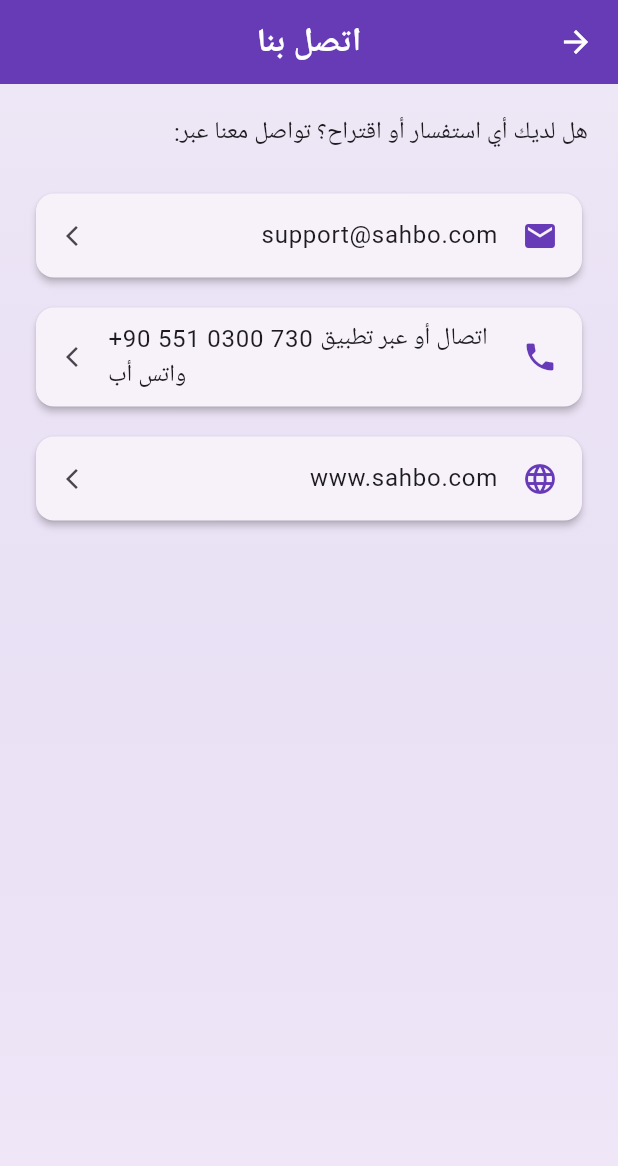
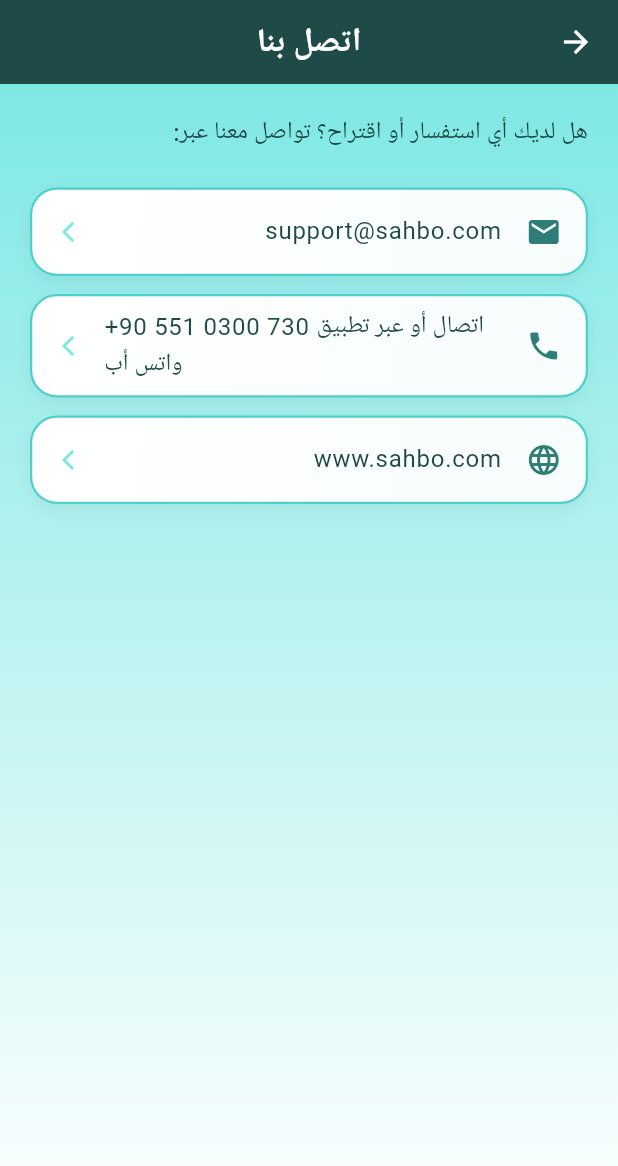
Before and after one commit to hashembadawi/forsa, a Flutter app: the ContactUsScreen screen opened directly, on a phone screen of 412 x 824 dp. Shown: the top 1166 px of the screen. Run offline on Flutter 3.47's test engine with Material 3 defaults, Android fonts, the phone set to English and light mode, and no system bars; our stand-ins replace flutter_image_compress, image_picker, shared_preferences; accounts and stored records are empty; network calls fail; Roboto replaces fonts that are missing (Arabic).

Commit message:
enhance FAQ and Contact Us screens with improved styling, consistent color scheme, and updated UI components

```diff
--- a/lib/screens/FAQ_screen.dart
+++ b/lib/screens/FAQ_screen.dart
@@ -14,9 +14,9 @@
             style: TextStyle(fontWeight: FontWeight.bold),
           ),
           centerTitle: true,
-          backgroundColor: Colors.deepPurple,
+          backgroundColor: const Color(0xFF1E4A47),
           foregroundColor: Colors.white,
-          elevation: 2,
+          elevation: 0,
           leading: IconButton(
             icon: const Icon(Icons.arrow_back),
             onPressed: () => Navigator.pop(context),
@@ -24,13 +24,13 @@
         ),
         body: Container(
           padding: const EdgeInsets.all(16),
-          decoration: BoxDecoration(
+          decoration: const BoxDecoration(
             gradient: LinearGradient(
               begin: Alignment.topCenter,
               end: Alignment.bottomCenter,
               colors: [
-                Colors.deepPurple.shade50,
-                Colors.deepPurple.shade100.withOpacity(0.3),
+                Color(0xFF7FE8E4),
+                Colors.white,
               ],
             ),
           ),
@@ -68,32 +68,60 @@
   }
 
   Widget _buildFAQItem({required String question, required String answer}) {
-    return Card(
-      elevation: 2,
+    return Container(
       margin: const EdgeInsets.only(bottom: 16),
-      shape: RoundedRectangleBorder(
-        borderRadius: BorderRadius.circular(12),
+      decoration: BoxDecoration(
+        borderRadius: BorderRadius.circular(18),
+        gradient: const LinearGradient(
+          begin: Alignment.topLeft,
+          end: Alignment.bottomRight,
+          colors: [
+            Colors.white,
+            Color(0xFFF8FDFD),
+          ],
+        ),
+        border: Border.all(
+          color: const Color(0xFF4DD0CC),
+          width: 1.5,
+        ),
+        boxShadow: [
+          BoxShadow(
+            color: Colors.black.withOpacity(0.05),
+            blurRadius: 8,
+            offset: const Offset(0, 4),
+          ),
+        ],
       ),
       child: ExpansionTile(
+        tilePadding: const EdgeInsets.symmetric(horizontal: 16, vertical: 8),
         title: Text(
           question,
           style: const TextStyle(
             fontWeight: FontWeight.bold,
-            color: Colors.deepPurple,
+            color: Color(0xFF1E4A47),
           ),
         ),
+        iconColor: const Color(0xFF2E7D78),
+        collapsedIconColor: const Color(0xFF2E7D78),
         children: [
-          Padding(
+          Container(
+            width: double.infinity,
+            margin: const EdgeInsets.symmetric(horizontal: 16),
             padding: const EdgeInsets.all(16),
+            decoration: BoxDecoration(
+              color: const Color(0xFF7FE8E4).withOpacity(0.1),
+              borderRadius: BorderRadius.circular(12),
+            ),
             child: Text(
               answer,
-              style: TextStyle(
+              style: const TextStyle(
                 fontSize: 14,
-                color: Colors.grey[700],
+                color: Color(0xFF1E4A47),
                 height: 1.6,
               ),
             ),
           ),
+          const SizedBox(height: 16),
         ],
       ),
     );
--- a/lib/screens/contact_us_screen.dart
+++ b/lib/screens/contact_us_screen.dart
@@ -42,9 +42,9 @@
             style: TextStyle(fontWeight: FontWeight.bold),
           ),
           centerTitle: true,
-          backgroundColor: Colors.deepPurple,
+          backgroundColor: const Color(0xFF1E4A47),
           foregroundColor: Colors.white,
-          elevation: 2,
+          elevation: 0,
           leading: IconButton(
             icon: const Icon(Icons.arrow_back),
             onPressed: () => Navigator.pop(context),
@@ -52,13 +52,13 @@
         ),
         body: Container(
           padding: const EdgeInsets.all(20),
-          decoration: BoxDecoration(
+          decoration: const BoxDecoration(
             gradient: LinearGradient(
               begin: Alignment.topCenter,
               end: Alignment.bottomCenter,
               colors: [
-                Colors.deepPurple.shade50,
-                Colors.deepPurple.shade100.withOpacity(0.3),
+                Color(0xFF7FE8E4),
+                Colors.white,
               ],
             ),
           ),
@@ -67,55 +67,133 @@
             children: [
               const Text(
                 'هل لديك أي استفسار أو اقتراح؟ تواصل معنا عبر:',
-                style: TextStyle(fontSize: 16, height: 1.5),
+                style: TextStyle(
+                  fontSize: 16,
+                  height: 1.5,
+                  color: Color(0xFF1E4A47),
+                  fontWeight: FontWeight.w500,
+                ),
               ),
               const SizedBox(height: 24),
 
               // بطاقة البريد الإلكتروني
-              Card(
-                elevation: 2,
-                shape: RoundedRectangleBorder(
-                  borderRadius: BorderRadius.circular(12),
+              Container(
+                margin: const EdgeInsets.only(bottom: 12),
+                decoration: BoxDecoration(
+                  borderRadius: BorderRadius.circular(18),
+                  gradient: const LinearGradient(
+                    begin: Alignment.topLeft,
+                    end: Alignment.bottomRight,
+                    colors: [
+                      Colors.white,
+                      Color(0xFFF8FDFD),
+                    ],
+                  ),
+                  border: Border.all(
+                    color: const Color(0xFF4DD0CC),
+                    width: 1.5,
+                  ),
+                  boxShadow: [
+                    BoxShadow(
+                      color: Colors.black.withOpacity(0.05),
+                      blurRadius: 8,
+                      offset: const Offset(0, 4),
+                    ),
+                  ],
                 ),
                 child: ListTile(
-                  leading: const Icon(Icons.email, color: Colors.deepPurple),
-                  title: const Text('support@sahbo.com'),
-                  trailing: const Icon(Icons.arrow_forward_ios, size: 16),
+                  leading: const Icon(Icons.email, color: Color(0xFF2E7D78)),
+                  title: const Text(
+                    'support@sahbo.com',
+                    style: TextStyle(color: Color(0xFF1E4A47)),
+                  ),
+                  trailing: const Icon(
+                    Icons.arrow_forward_ios,
+                    size: 16,
+                    color: Color(0xFF7FE8E4),
+                  ),
                   contentPadding: const EdgeInsets.symmetric(horizontal: 16),
                   onTap: _launchEmail,
                 ),
               ),
-              const SizedBox(height: 12),
 
               // بطاقة واتساب
-              Card(
-                elevation: 2,
-                shape: RoundedRectangleBorder(
-                  borderRadius: BorderRadius.circular(12),
+              Container(
+                margin: const EdgeInsets.only(bottom: 12),
+                decoration: BoxDecoration(
+                  borderRadius: BorderRadius.circular(18),
+                  gradient: const LinearGradient(
+                    begin: Alignment.topLeft,
+                    end: Alignment.bottomRight,
+                    colors: [
+                      Colors.white,
+                      Color(0xFFF8FDFD),
+                    ],
+                  ),
+                  border: Border.all(
+                    color: const Color(0xFF4DD0CC),
+                    width: 1.5,
+                  ),
+                  boxShadow: [
+                    BoxShadow(
+                      color: Colors.black.withOpacity(0.05),
+                      blurRadius: 8,
+                      offset: const Offset(0, 4),
+                    ),
+                  ],
                 ),
                 child: ListTile(
-                  leading: const Icon(Icons.phone, color: Colors.deepPurple),
+                  leading: const Icon(Icons.phone, color: Color(0xFF2E7D78)),
                   title: const Text(
                     '+90 551 0300 730 اتصال أو عبر تطبيق واتس أب',
                     textDirection: TextDirection.ltr,
+                    style: TextStyle(color: Color(0xFF1E4A47)),
                   ),
-                  trailing: const Icon(Icons.arrow_forward_ios, size: 16),
+                  trailing: const Icon(
+                    Icons.arrow_forward_ios,
+                    size: 16,
+                    color: Color(0xFF7FE8E4),
+                  ),
                   contentPadding: const EdgeInsets.symmetric(horizontal: 16),
                   onTap: _launchWhatsApp,
                 ),
               ),
-              const SizedBox(height: 12),
 
               // بطاقة الموقع
-              Card(
-                elevation: 2,
-                shape: RoundedRectangleBorder(
-                  borderRadius: BorderRadius.circular(12),
+              Container(
+                decoration: BoxDecoration(
+                  borderRadius: BorderRadius.circular(18),
+                  gradient: const LinearGradient(
+                    begin: Alignment.topLeft,
+                    end: Alignment.bottomRight,
+                    colors: [
+                      Colors.white,
+                      Color(0xFFF8FDFD),
+                    ],
+                  ),
+                  border: Border.all(
+                    color: const Color(0xFF4DD0CC),
+                    width: 1.5,
+                  ),
+                  boxShadow: [
+                    BoxShadow(
+                      color: Colors.black.withOpacity(0.05),
+                      blurRadius: 8,
+                      offset: const Offset(0, 4),
+                    ),
+                  ],
                 ),
                 child: ListTile(
-                  leading: const Icon(Icons.language, color: Colors.deepPurple),
-                  title: const Text('www.sahbo.com'),
-                  trailing: const Icon(Icons.arrow_forward_ios, size: 16),
+                  leading: const Icon(Icons.language, color: Color(0xFF2E7D78)),
+                  title: const Text(
+                    'www.sahbo.com',
+                    style: TextStyle(color: Color(0xFF1E4A47)),
+                  ),
+                  trailing: const Icon(
+                    Icons.arrow_forward_ios,
+                    size: 16,
+                    color: Color(0xFF7FE8E4),
+                  ),
                   contentPadding: const EdgeInsets.symmetric(horizontal: 16),
                   onTap: _launchWebsite,
                 ),
```
